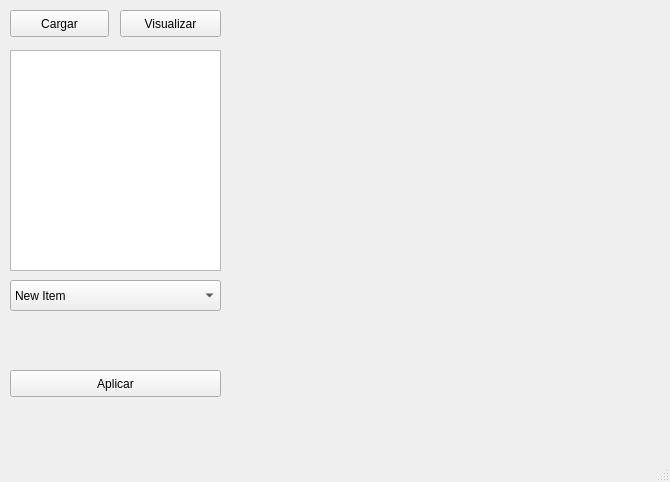
First picture: the form in interfaz.ui, repository wjvelez/Restauracion-de-Imagenes, before the edit.
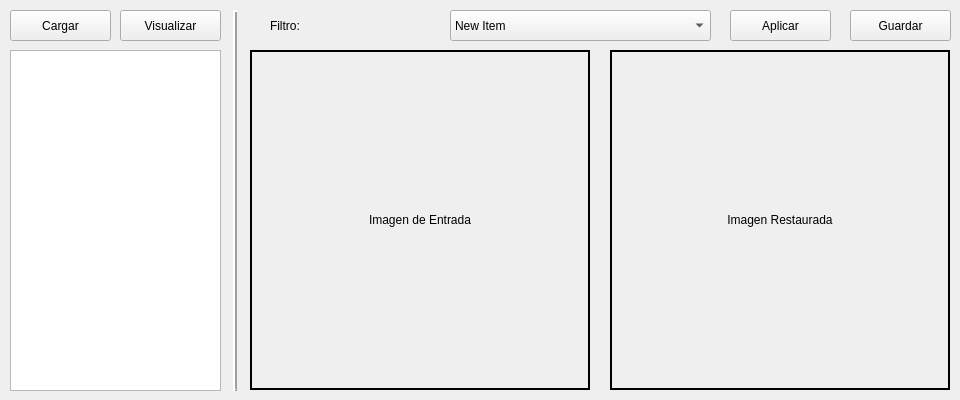
Second picture: the form after the edit.

Commit message: interfaz terminada

```diff
--- a/interfaz.ui
+++ b/interfaz.ui
@@ -9,10 +9,28 @@
    <rect>
     <x>0</x>
     <y>0</y>
-    <width>670</width>
-    <height>482</height>
+    <width>960</width>
+    <height>400</height>
    </rect>
   </property>
+  <property name="sizePolicy">
+   <sizepolicy hsizetype="Fixed" vsizetype="Fixed">
+    <horstretch>0</horstretch>
+    <verstretch>0</verstretch>
+   </sizepolicy>
+  </property>
+  <property name="minimumSize">
+   <size>
+    <width>960</width>
+    <height>400</height>
+   </size>
+  </property>
+  <property name="maximumSize">
+   <size>
+    <width>960</width>
+    <height>400</height>
+   </size>
+  </property>
   <property name="acceptDrops">
    <bool>true</bool>
   </property>
@@ -20,13 +38,22 @@
    <string>Restaurador</string>
   </property>
   <widget class="QWidget" name="centralwidget">
+   <property name="sizePolicy">
+    <sizepolicy hsizetype="Fixed" vsizetype="Fixed">
+     <horstretch>0</horstretch>
+     <verstretch>0</verstretch>
+    </sizepolicy>
+   </property>
+   <property name="autoFillBackground">
+    <bool>true</bool>
+   </property>
    <widget class="QPushButton" name="btn_cargar">
     <property name="geometry">
      <rect>
       <x>10</x>
       <y>10</y>
-      <width>99</width>
-      <height>27</height>
+      <width>101</width>
+      <height>31</height>
      </rect>
     </property>
     <property name="text">
@@ -34,14 +61,29 @@
     </property>
    </widget>
    <widget class="QListWidget" name="listWidget">
+    <property name="enabled">
+     <bool>true</bool>
+    </property>
     <property name="geometry">
      <rect>
       <x>10</x>
       <y>50</y>
       <width>211</width>
-      <height>221</height>
+      <height>341</height>
      </rect>
     </property>
+    <property name="sizePolicy">
+     <sizepolicy hsizetype="Fixed" vsizetype="Fixed">
+      <horstretch>0</horstretch>
+      <verstretch>0</verstretch>
+     </sizepolicy>
+    </property>
+    <property name="whatsThis">
+     <string/>
+    </property>
+    <property name="accessibleName">
+     <string/>
+    </property>
    </widget>
    <widget class="QPushButton" name="btn_visualizar">
     <property name="geometry">
@@ -49,7 +91,7 @@
       <x>120</x>
       <y>10</y>
       <width>101</width>
-      <height>27</height>
+      <height>31</height>
      </rect>
     </property>
     <property name="text">
@@ -59,9 +101,9 @@
    <widget class="QComboBox" name="cb_filtros">
     <property name="geometry">
      <rect>
-      <x>10</x>
-      <y>280</y>
-      <width>211</width>
+      <x>450</x>
+      <y>10</y>
+      <width>261</width>
       <height>31</height>
      </rect>
     </property>
@@ -100,28 +142,121 @@
    <widget class="QPushButton" name="btn_aplicar">
     <property name="geometry">
      <rect>
-      <x>10</x>
-      <y>370</y>
-      <width>211</width>
-      <height>27</height>
+      <x>730</x>
+      <y>10</y>
+      <width>101</width>
+      <height>31</height>
      </rect>
     </property>
     <property name="text">
      <string>Aplicar</string>
     </property>
    </widget>
+   <widget class="QLabel" name="lbl_imDeg">
+    <property name="geometry">
+     <rect>
+      <x>250</x>
+      <y>50</y>
+      <width>340</width>
+      <height>340</height>
+     </rect>
+    </property>
+    <property name="frameShape">
+     <enum>QFrame::WinPanel</enum>
+    </property>
+    <property name="lineWidth">
+     <number>1</number>
+    </property>
+    <property name="text">
+     <string>Imagen de Entrada</string>
+    </property>
+    <property name="scaledContents">
+     <bool>true</bool>
+    </property>
+    <property name="alignment">
+     <set>Qt::AlignCenter</set>
+    </property>
+    <property name="indent">
+     <number>0</number>
+    </property>
+   </widget>
+   <widget class="QLabel" name="lbl_imRes">
+    <property name="geometry">
+     <rect>
+      <x>610</x>
+      <y>50</y>
+      <width>340</width>
+      <height>340</height>
+     </rect>
+    </property>
+    <property name="frameShape">
+     <enum>QFrame::WinPanel</enum>
+    </property>
+    <property name="lineWidth">
+     <number>1</number>
+    </property>
+    <property name="midLineWidth">
+     <number>0</number>
+    </property>
+    <property name="text">
+     <string>Imagen Restaurada</string>
+    </property>
+    <property name="scaledContents">
+     <bool>true</bool>
+    </property>
+    <property name="alignment">
+     <set>Qt::AlignCenter</set>
+    </property>
+    <property name="indent">
+     <number>0</number>
+    </property>
+   </widget>
+   <widget class="QPushButton" name="btn_guardar">
+    <property name="geometry">
+     <rect>
+      <x>850</x>
+      <y>10</y>
+      <width>101</width>
+      <height>31</height>
+     </rect>
+    </property>
+    <property name="text">
+     <string>Guardar</string>
+    </property>
+   </widget>
+   <widget class="QLabel" name="lbl_filtro">
+    <property name="geometry">
+     <rect>
+      <x>270</x>
+      <y>10</y>
+      <width>68</width>
+      <height>31</height>
+     </rect>
+    </property>
+    <property name="text">
+     <string>Filtro:</string>
+    </property>
+   </widget>
+   <widget class="Line" name="line">
+    <property name="geometry">
+     <rect>
+      <x>220</x>
+      <y>10</y>
+      <width>31</width>
+      <height>381</height>
+     </rect>
+    </property>
+    <property name="frameShadow">
+     <enum>QFrame::Raised</enum>
+    </property>
+    <property name="lineWidth">
+     <number>2</number>
+    </property>
+    <property name="orientation">
+     <enum>Qt::Vertical</enum>
+    </property>
+   </widget>
   </widget>
-  <widget class="QMenuBar" name="menubar">
-   <property name="geometry">
-    <rect>
-     <x>0</x>
-     <y>0</y>
-     <width>670</width>
-     <height>25</height>
-    </rect>
-   </property>
-  </widget>
-  <widget class="QStatusBar" name="statusbar"/>
  </widget>
  <resources/>
  <connections/>
```
Left out of the diff: 5 changed lines with no effect on the pictures. The commit also changes 3 other files.
